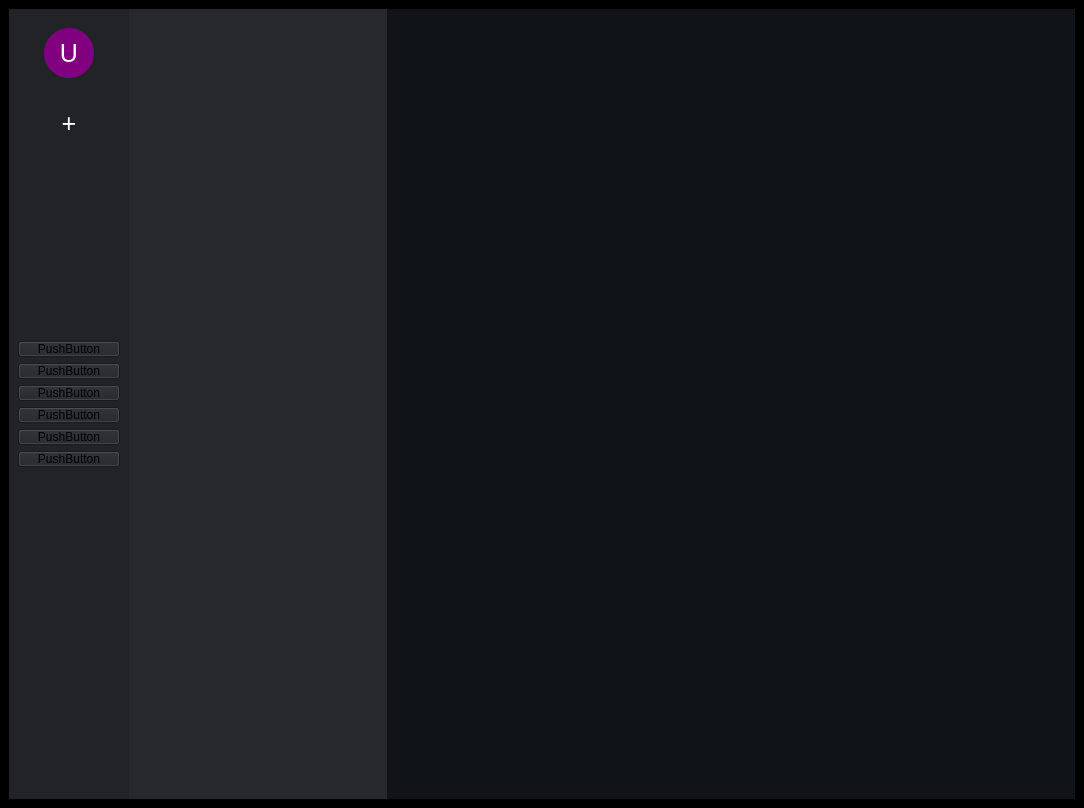
DmitryGorny/Zcord, file Zcord/GUI/Main.ui: the form before one commit.
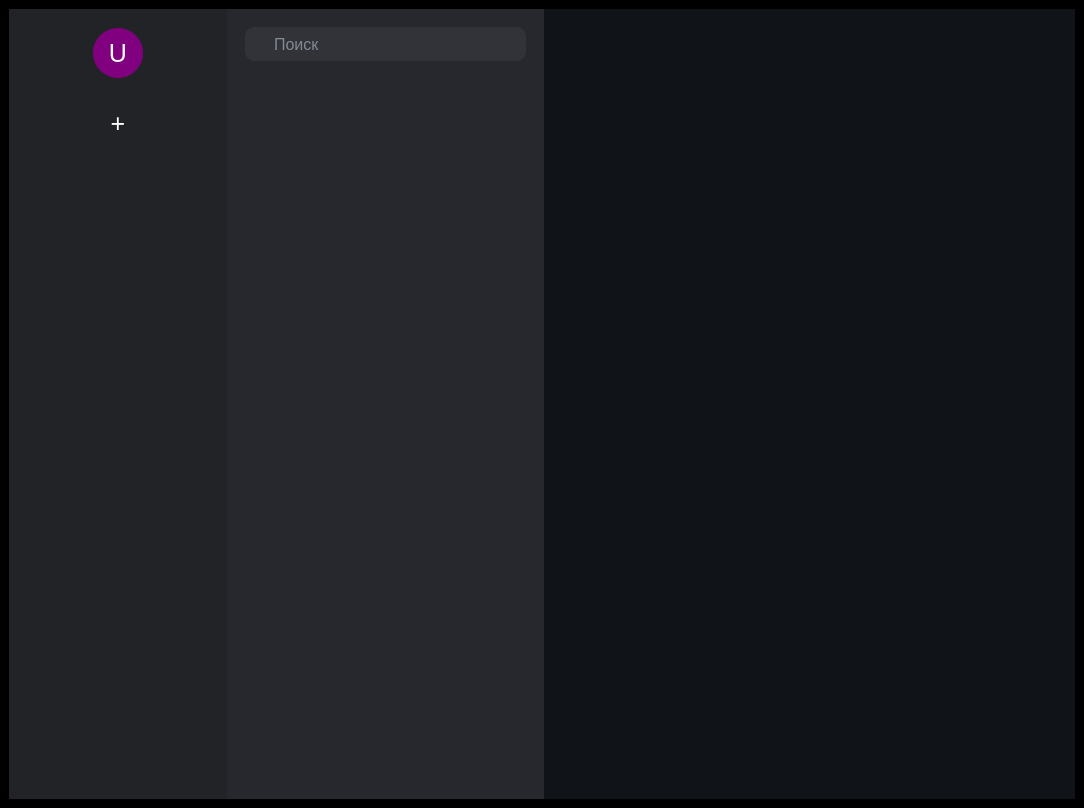
The form after the commit. Icons and pictures are not drawn.

What changed in the file:
```diff
--- a/Zcord/GUI/Main.ui
+++ b/Zcord/GUI/Main.ui
@@ -11,8 +11,8 @@
    </rect>
   </property>
   <property name="sizePolicy">
-   <sizepolicy hsizetype="Preferred" vsizetype="Preferred">
-    <horstretch>100</horstretch>
+   <sizepolicy hsizetype="Fixed" vsizetype="Fixed">
+    <horstretch>0</horstretch>
     <verstretch>0</verstretch>
    </sizepolicy>
   </property>
@@ -30,7 +30,7 @@
    </property>
    <layout class="QHBoxLayout" name="horizontalLayout_2">
     <item>
-     <layout class="QHBoxLayout" name="horizontalLayout" stretch="1,3,8">
+     <layout class="QHBoxLayout" name="horizontalLayout" stretch="1,3,0">
       <property name="spacing">
        <number>0</number>
       </property>
@@ -142,47 +142,43 @@
          </item>
          <item alignment="Qt::AlignHCenter|Qt::AlignVCenter">
           <widget class="QFrame" name="verticalFrame">
+           <property name="sizePolicy">
+            <sizepolicy hsizetype="Fixed" vsizetype="Fixed">
+             <horstretch>0</horstretch>
+             <verstretch>0</verstretch>
+            </sizepolicy>
+           </property>
+           <property name="styleSheet">
+            <string notr="true">width:100px;
+heigth:100px;</string>
+           </property>
            <layout class="QVBoxLayout" name="wrapperUsersGroups">
-            <item>
-             <widget class="QPushButton" name="pushButton_2">
-              <property name="text">
-               <string>PushButton</string>
+            <item alignment="Qt::AlignHCenter|Qt::AlignVCenter">
+             <widget class="QScrollArea" name="GroupsList">
+              <property name="sizePolicy">
+               <sizepolicy hsizetype="Fixed" vsizetype="Fixed">
+                <horstretch>0</horstretch>
+                <verstretch>0</verstretch>
+               </sizepolicy>
               </property>
-             </widget>
-            </item>
-            <item>
-             <widget class="QPushButton" name="pushButton_4">
-              <property name="text">
-               <string>PushButton</string>
+              <property name="styleSheet">
+               <string notr="true">width:50%;
+height:200px;
+border:0;</string>
               </property>
-             </widget>
-            </item>
-            <item>
-             <widget class="QPushButton" name="pushButton_5">
-              <property name="text">
-               <string>PushButton</string>
+              <property name="widgetResizable">
+               <bool>true</bool>
               </property>
-             </widget>
-            </item>
-            <item>
-             <widget class="QPushButton" name="pushButton_8">
-              <property name="text">
-               <string>PushButton</string>
-              </property>
-             </widget>
-            </item>
-            <item>
-             <widget class="QPushButton" name="pushButton_6">
-              <property name="text">
-               <string>PushButton</string>
-              </property>
-             </widget>
-            </item>
-            <item>
-             <widget class="QPushButton" name="pushButton_7">
-              <property name="text">
-               <string>PushButton</string>
-              </property>
+              <widget class="QWidget" name="scrollAreaWidgetContents">
+               <property name="geometry">
+                <rect>
+                 <x>0</x>
+                 <y>0</y>
+                 <width>100</width>
+                 <height>400</height>
+                </rect>
+               </property>
+              </widget>
              </widget>
             </item>
            </layout>
@@ -223,10 +219,73 @@
       </item>
       <item>
        <widget class="QFrame" name="DialogColumn">
+        <property name="sizePolicy">
+         <sizepolicy hsizetype="Maximum" vsizetype="Minimum">
+          <horstretch>0</horstretch>
+          <verstretch>0</verstretch>
+         </sizepolicy>
+        </property>
+        <property name="maximumSize">
+         <size>
+          <width>350</width>
+          <height>16777215</height>
+         </size>
+        </property>
         <property name="styleSheet">
          <string notr="true">background-color:rgba(38,40,45,255);</string>
         </property>
-        <layout class="QVBoxLayout" name="verticalLayout_4"/>
+        <layout class="QVBoxLayout" name="verticalLayout_4">
+         <property name="sizeConstraint">
+          <enum>QLayout::SetDefaultConstraint</enum>
+         </property>
+         <item alignment="Qt::AlignHCenter|Qt::AlignTop">
+          <widget class="QFrame" name="verticalFrame">
+           <property name="sizePolicy">
+            <sizepolicy hsizetype="Fixed" vsizetype="Fixed">
+             <horstretch>0</horstretch>
+             <verstretch>0</verstretch>
+            </sizepolicy>
+           </property>
+           <property name="styleSheet">
+            <string notr="true">width:100px;
+height:100px;</string>
+           </property>
+           <layout class="QVBoxLayout" name="verticalLayout_6">
+            <item>
+             <widget class="QPushButton" name="SearchButton">
+              <property name="styleSheet">
+               <string notr="true">QPushButton {
+ width:250px;
+height:30px;
+border: 2px solid #323338;
+border-radius: 10px;
+background-image: url(:/icons/icon/search_24dp_808994_FILL0_wght400_GRAD0_opsz24.svg); 
+background-repeat: no-repeat;
+background-position: left;
+background-color:#323338;
+font-size:16px;
+color:#808994;
+text-align:left;
+padding-left:27px;
+}
+
+QPushButton:hover {
+background-color:#656c76;
+color:black;
+background-image: url(:/icons/icon/search_24dp_000000_FILL0_wght400_GRAD0_opsz24.svg); 
+background-repeat: no-repeat;
+background-position: left;
+}</string>
+              </property>
+              <property name="text">
+               <string>Поиск</string>
+              </property>
+             </widget>
+            </item>
+           </layout>
+          </widget>
+         </item>
+        </layout>
        </widget>
       </item>
       <item>
```
Left out of the diff: 2 changed lines with no effect on the pictures.
